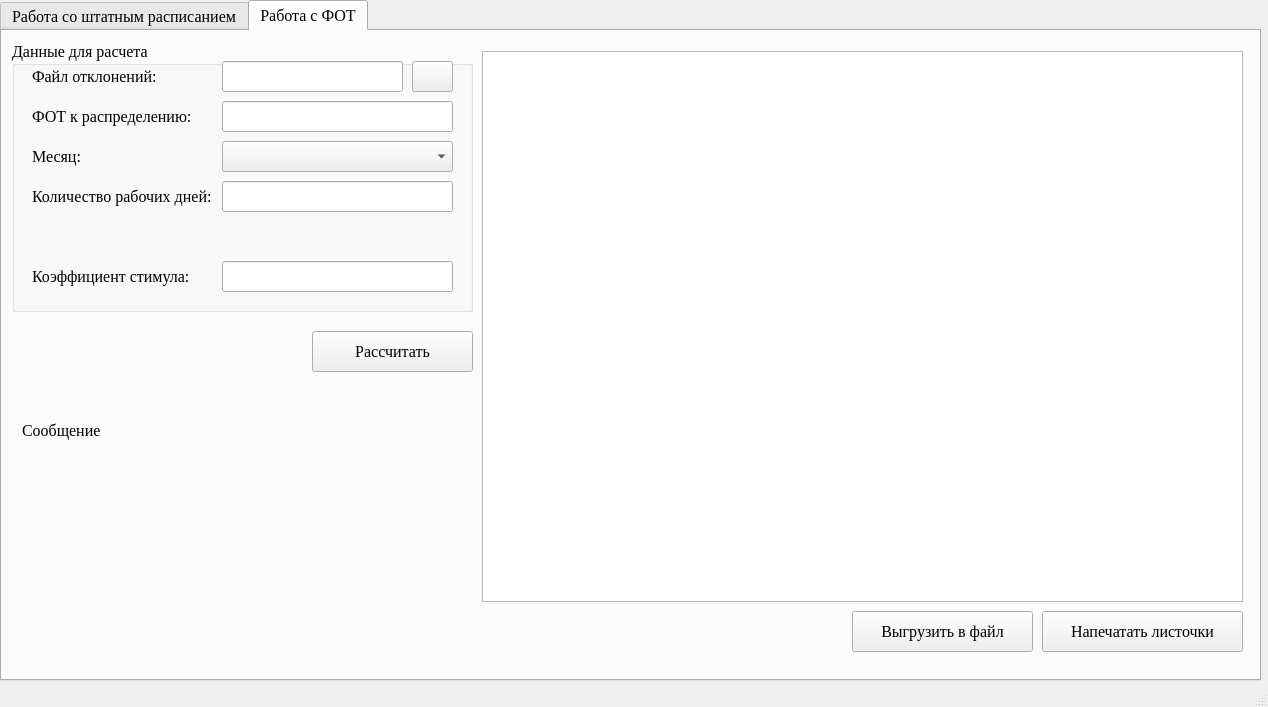
The window that gui/MainWindow.ui (Pheeneek/Salary) describes before a commit, drawn with Qt 5.
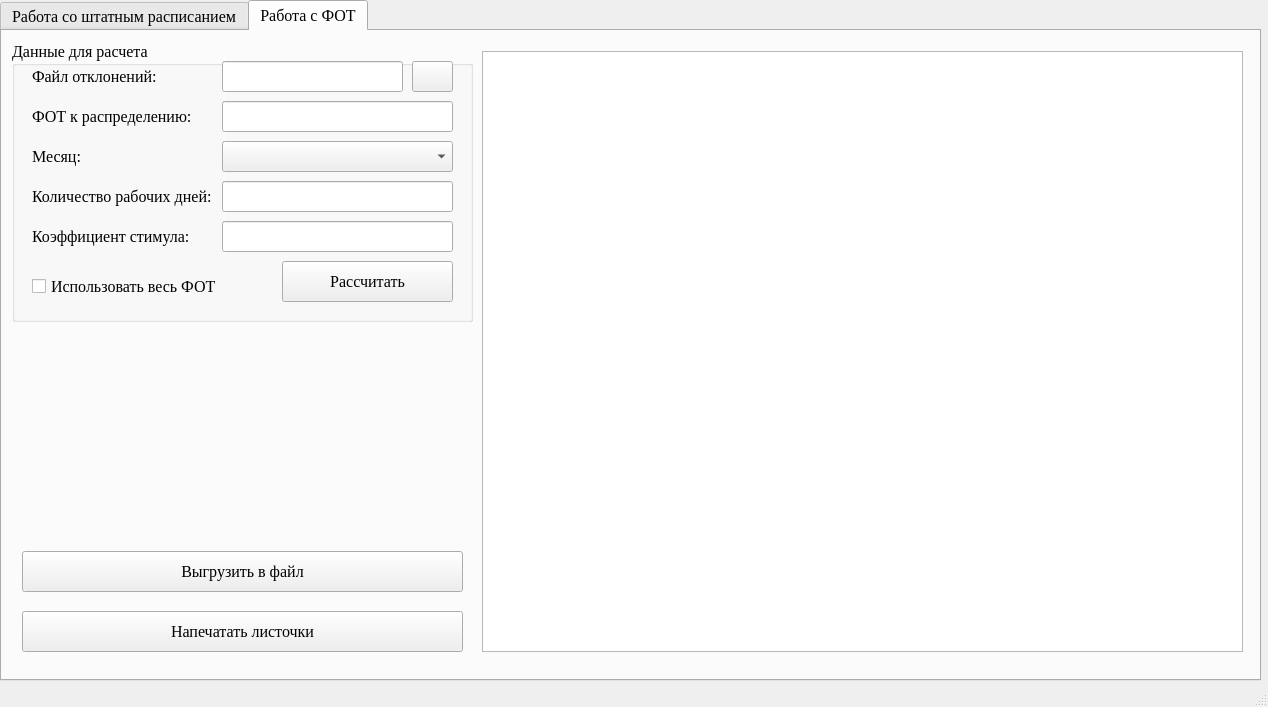
The same window after the commit. The open tabs and pages were chosen to show the change.

The edit to the form file:
```diff
--- a/gui/MainWindow.ui
+++ b/gui/MainWindow.ui
@@ -563,7 +563,7 @@
         <x>480</x>
         <y>20</y>
         <width>761</width>
-        <height>551</height>
+        <height>601</height>
        </rect>
       </property>
      </widget>
@@ -573,7 +573,7 @@
         <x>10</x>
         <y>10</y>
         <width>461</width>
-        <height>271</height>
+        <height>281</height>
        </rect>
       </property>
       <property name="title">
@@ -645,7 +645,7 @@
        <property name="geometry">
         <rect>
          <x>20</x>
-         <y>220</y>
+         <y>180</y>
          <width>221</width>
          <height>31</height>
         </rect>
@@ -688,7 +688,7 @@
        <property name="geometry">
         <rect>
          <x>210</x>
-         <y>220</y>
+         <y>180</y>
          <width>231</width>
          <height>31</height>
         </rect>
@@ -710,18 +710,44 @@
         <string/>
        </property>
       </widget>
+      <widget class="QCheckBox" name="use_all_fot">
+       <property name="geometry">
+        <rect>
+         <x>20</x>
+         <y>230</y>
+         <width>241</width>
+         <height>31</height>
+        </rect>
+       </property>
+       <property name="text">
+        <string>Использовать весь ФОТ</string>
+       </property>
+      </widget>
+      <widget class="QPushButton" name="count_button">
+       <property name="geometry">
+        <rect>
+         <x>270</x>
+         <y>220</y>
+         <width>171</width>
+         <height>41</height>
+        </rect>
+       </property>
+       <property name="text">
+        <string>Рассчитать</string>
+       </property>
+      </widget>
      </widget>
      <widget class="QLabel" name="message_label">
       <property name="geometry">
        <rect>
         <x>20</x>
-        <y>390</y>
+        <y>300</y>
         <width>441</width>
-        <height>171</height>
+        <height>191</height>
        </rect>
       </property>
       <property name="text">
-       <string>Сообщение</string>
+       <string/>
       </property>
       <property name="alignment">
        <set>Qt::AlignLeading|Qt::AlignLeft|Qt::AlignTop</set>
@@ -730,9 +756,9 @@
      <widget class="QPushButton" name="save_stimul_table_button">
       <property name="geometry">
        <rect>
-        <x>850</x>
-        <y>580</y>
-        <width>181</width>
+        <x>20</x>
+        <y>520</y>
+        <width>441</width>
         <height>41</height>
        </rect>
       </property>
@@ -743,9 +769,9 @@
      <widget class="QPushButton" name="print_sheets_button">
       <property name="geometry">
        <rect>
-        <x>1040</x>
+        <x>20</x>
         <y>580</y>
-        <width>201</width>
+        <width>441</width>
         <height>41</height>
        </rect>
       </property>
@@ -753,19 +779,6 @@
        <string>Напечатать листочки</string>
       </property>
      </widget>
-     <widget class="QPushButton" name="count_button">
-      <property name="geometry">
-       <rect>
-        <x>310</x>
-        <y>300</y>
-        <width>161</width>
-        <height>41</height>
-       </rect>
-      </property>
-      <property name="text">
-       <string>Рассчитать</string>
-      </property>
-     </widget>
     </widget>
    </widget>
   </widget>
```
Left out of the diff: 2 changed lines with no effect on the pictures.
